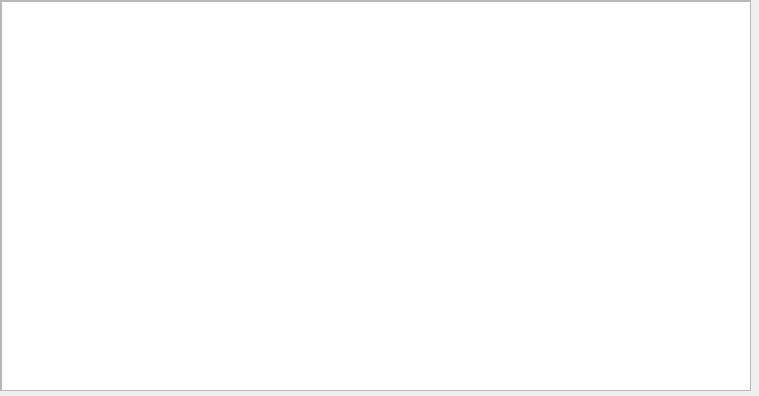
The window that src/widgets/audioroutingwidget.ui (dehnhardt/iconnconfig) describes before a commit, drawn with Qt 5.
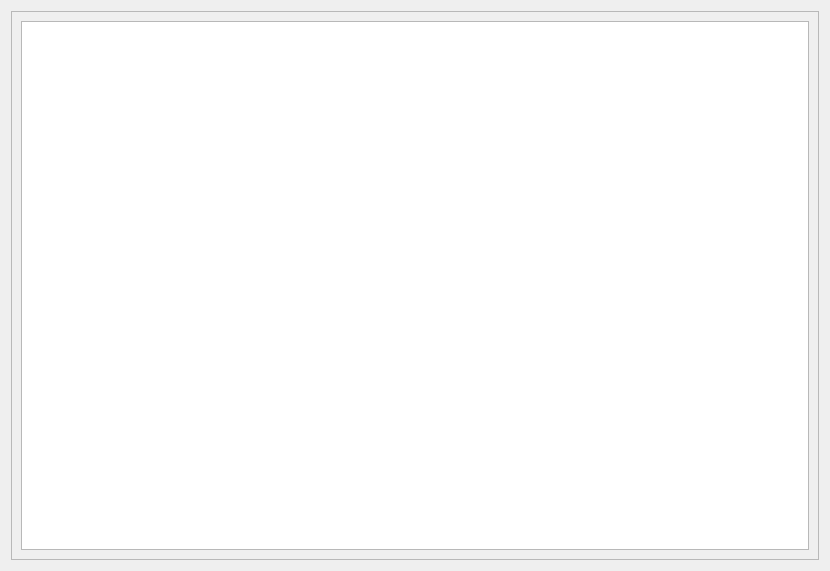
The same window after the commit.

Commit message: displaying the audio routing grid

```diff
--- a/src/widgets/audioroutingwidget.ui
+++ b/src/widgets/audioroutingwidget.ui
@@ -6,22 +6,16 @@
    <rect>
     <x>0</x>
     <y>0</y>
-    <width>759</width>
-    <height>396</height>
+    <width>830</width>
+    <height>571</height>
    </rect>
   </property>
   <property name="windowTitle">
    <string>Form</string>
   </property>
+  <layout class="QVBoxLayout" name="verticalLayout">
+   <item>
   <widget class="QScrollArea" name="m_pScrollRouting">
-   <property name="geometry">
-    <rect>
-     <x>0</x>
-     <y>0</y>
-     <width>751</width>
-     <height>391</height>
-    </rect>
-   </property>
    <property name="widgetResizable">
     <bool>true</bool>
    </property>
@@ -30,22 +24,19 @@
      <rect>
       <x>0</x>
       <y>0</y>
-      <width>749</width>
-      <height>389</height>
-     </rect>
-    </property>
-    <widget class="QTableView" name="m_pTblRouting">
-     <property name="geometry">
-      <rect>
-       <x>0</x>
-       <y>0</y>
-       <width>751</width>
-       <height>391</height>
-      </rect>
-     </property>
-    </widget>
-   </widget>
-  </widget>
+        <width>810</width>
+        <height>551</height>
+       </rect>
+      </property>
+      <layout class="QVBoxLayout" name="verticalLayout_2">
+       <item>
+        <widget class="QTableView" name="m_pTblRouting"/>
+       </item>
+      </layout>
+     </widget>
+    </widget>
+   </item>
+  </layout>
  </widget>
  <resources/>
  <connections/>
```
Lines whose indentation alone changed are shown as unchanged. The commit also changes 33 other files.
